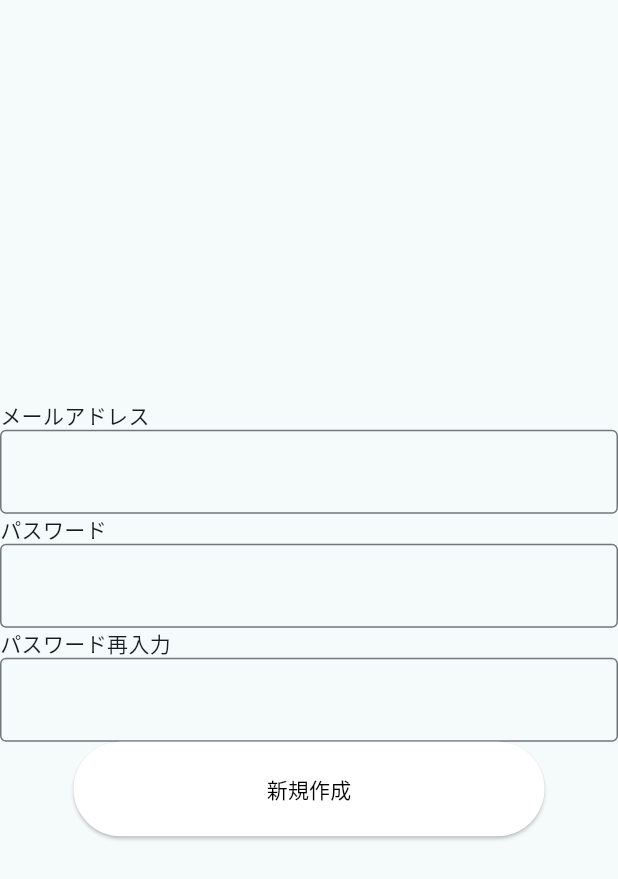
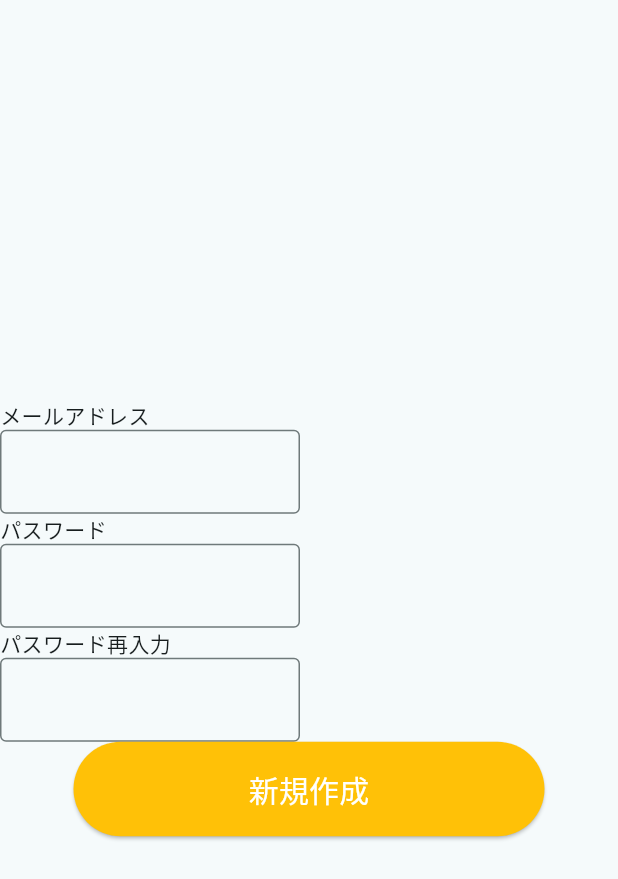
Before and after one commit to Yoshida-koshi/yumemi-pg-hackathon-team1, a Flutter app: the createPage screen opened directly, on a phone screen of 412 x 824 dp. Shown: the top 879 px of the screen. Run offline on Flutter 3.47's test engine with Material 3 defaults, Android fonts, the phone set to English and light mode, and no system bars.

Commit message:
Update 40.dart

```diff
--- a/frontend/lib/40.dart
+++ b/frontend/lib/40.dart
@@ -1,6 +1,7 @@
 import 'package:flutter/material.dart';
 import '52.dart';
 
+//新規作成ページ
 class createPage extends StatefulWidget {
   const createPage({Key? key}) : super(key: key);
 
@@ -19,21 +20,30 @@ class _createPageState extends State<createPage>{
           crossAxisAlignment: CrossAxisAlignment.start,
           children: [
             Text("メールアドレス"),
-            TextField(
+            Container(
+              width: 200,
+              child: TextField(
                 decoration: InputDecoration(
                   border: OutlineInputBorder(),
                 ),
               ),
+            ),
             Text("パスワード"),
-            TextField(
+            Container(
+              width: 200,
+              child: TextField(
                 decoration: InputDecoration(
                   border: OutlineInputBorder(),
                 ),
               ),
+            ),
             Text("パスワード再入力"),
-            TextField(
+            Container(
+              width: 200,
+              child: TextField(
                 decoration: InputDecoration(
                   border: OutlineInputBorder(),
+                ),
               ),
             ),
             Row(
@@ -45,16 +55,16 @@ class _createPageState extends State<createPage>{
                 },
                     style: ElevatedButton.styleFrom(
                         minimumSize: Size(314, 63),
-                        backgroundColor: Colors.white
+                        backgroundColor: Colors.amber
                     ),
                 child: Text("新規作成",
                 style: TextStyle(
-                    color: Colors.black
+                    color: Colors.white,
+                  fontSize: 20
                 ),
                 ),
             ),
-    ],
-            ),
+    ],),
           ],
         ),
       ),
```
Lines whose indentation alone changed are shown as unchanged.
